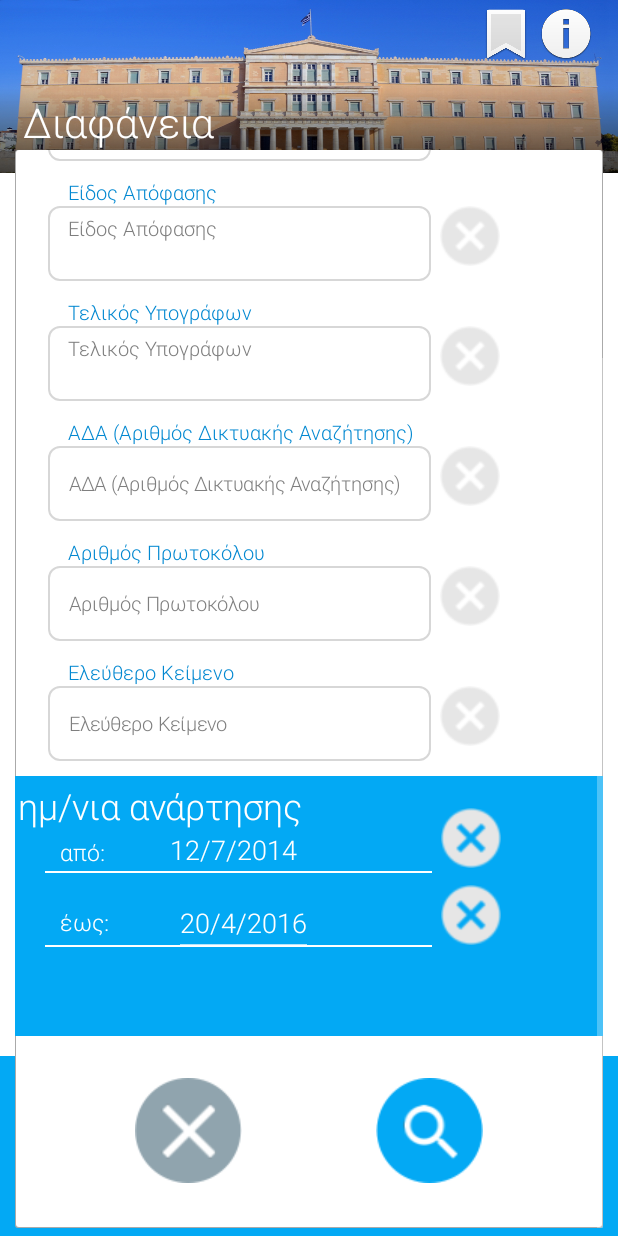
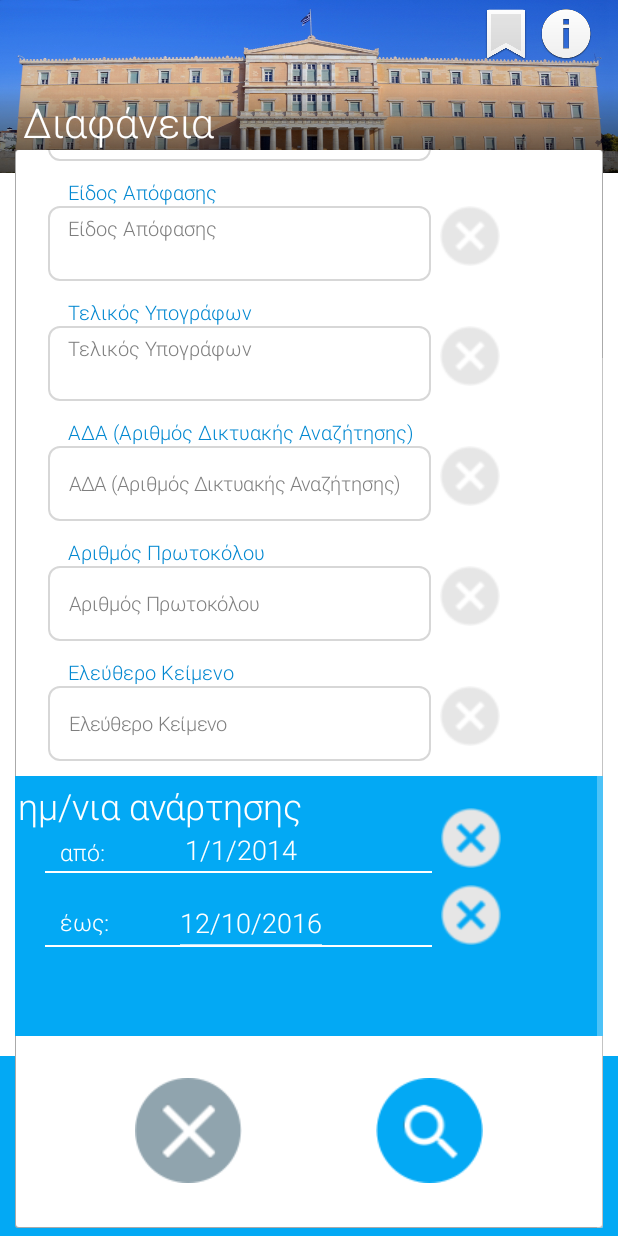
Before and after one commit to AlexAnth/Diafaneia, an Android app: the MainActivity screen opened directly, with no data from a screen before it, scrolled down 171 dp, on a phone screen of 412 x 824 dp. Run offline under Robolectric (Android 15) with nearby library versions, the phone set to English and light mode, and no system bars.

```diff
--- a/app/src/main/java/com/example/alex/diafaneia/MainActivity.java
+++ b/app/src/main/java/com/example/alex/diafaneia/MainActivity.java
@@ -3,7 +3,6 @@ package com.example.alex.diafaneia;
 import android.app.DatePickerDialog;
 import android.content.Context;
 import android.content.Intent;
-import android.content.res.AssetManager;
 import android.graphics.Color;
 import android.graphics.Typeface;
 import android.support.v7.app.AppCompatActivity;
@@ -32,10 +31,7 @@ import com.example.alex.diafaneia.Utils.Constants;
 
 import java.util.Calendar;
 import java.text.SimpleDateFormat;
-import java.util.Locale;
-
-import static android.R.attr.typeface;
-import static com.example.alex.diafaneia.R.id.view;
+import java.util.Date;
 
 
 public class MainActivity extends AppCompatActivity implements View.OnClickListener {
@@ -104,12 +100,14 @@ public class MainActivity extends AppCompatActivity implements View.OnClickListe
         findViewsById();
 
         // Date Pickers
-        dateFormatter = new SimpleDateFormat("dd-MM-yyyy");
+        dateFormatter = new SimpleDateFormat("dd/MM/yyyy");
         fromDateEtxt.setInputType(InputType.TYPE_NULL);
-
-
         toDateEtxt.setInputType(InputType.TYPE_NULL);
         setDateTimeField();
+
+        Date cDate = new Date();
+        String fDate = new SimpleDateFormat("dd/MM/yyyy").format(cDate);
+        toDateEtxt.setText(fDate);
 
 
 //        // Unfocus from Edit Texts
@@ -178,12 +176,12 @@ public class MainActivity extends AppCompatActivity implements View.OnClickListe
         if (free_Text_str != null) {
             c7.setImageResource(R.drawable.cancel_button_active);
         }
-        if (fromDate != null) {
-            c8.setImageResource(R.drawable.cancel_button_active);
-        }
-        if (toDate != null) {
-            c9.setImageResource(R.drawable.cancel_button_active);
-        }
+//        if (fromDate != null) {
+//            c8.setImageResource(R.drawable.cancel_button_active);
+//        }
+//        if (toDate != null) {
+//            c9.setImageResource(R.drawable.cancel_button_active);
+//        }
 
         c1.setOnClickListener(new View.OnClickListener() {
             @Override
@@ -293,7 +291,7 @@ public class MainActivity extends AppCompatActivity implements View.OnClickListe
             public void onClick(View v) {
                 c8.setImageResource(R.drawable.cancel_button_inactive);
                 EditText text = (EditText) findViewById(R.id.etxt_fromdate);
-                text.setText("12/7/2014");
+                text.setText("1/1/2014");
                 fromDate = null;
 
 //                InputMethodManager imm = (InputMethodManager) RL1.getContext()
@@ -409,7 +407,7 @@ public class MainActivity extends AppCompatActivity implements View.OnClickListe
                 free_Text_str = null;
                 c8.setImageResource(R.drawable.cancel_button_inactive);
                 EditText text = (EditText) findViewById(R.id.etxt_fromdate);
-                text.setText("12/7/2014");
+                text.setText("1/1/2014");
                 fromDate = null;
                 c9.setImageResource(R.drawable.cancel_button_inactive);
                 EditText text2 = (EditText) findViewById(R.id.etxt_todate);
--- a/app/src/main/res/layout/activity_main.xml
+++ b/app/src/main/res/layout/activity_main.xml
@@ -632,7 +632,7 @@
                         android:layout_height="wrap_content"
                         android:layout_weight=".5"
                         android:hint="@string/from_date"
-                        android:text="12/7/2014"
+                        android:text="1/1/2014"
                         android:layout_alignEnd="@+id/textView10"
                         android:layout_marginTop="23dp"
                         android:fontFamily="sans-serif-light"/>
--- a/app/src/main/res/layout/card_json.xml
+++ b/app/src/main/res/layout/card_json.xml
@@ -22,7 +22,6 @@
             android:id="@+id/card_text"
             android:textColor="#4A4A4A"
             android:textSize="15dp"
-            android:textStyle="italic"
             android:layout_alignParentStart="false"
             android:padding="15dp"
             android:fontFamily="sans-serif-light"/>
--- a/app/src/main/res/values/strings.xml
+++ b/app/src/main/res/values/strings.xml
@@ -1,6 +1,6 @@
 <resources>
     <string name="app_name">Διαφάνεια</string>
-    <string name="from_date">12/7/2014</string>
+    <string name="from_date">1/1/2014</string>
     <string name="to_date">20/4/2016</string>
     <string name="info">Το τηλεφωνικό κέντρο της Βουλής των Ελλήνων είναι:</string>
     <string name="telephone">Τηλ: <a href="+302103707000">+30 210 370 7000</a> </string>
@@ -9,7 +9,5 @@
     <string name="comments">Για σχόλια και παρατηρήσεις μπορείτε να\nεπικοινωνείτε με την Βουλή των Ελλήνων\nστέλνοντας e-mail στην διέυθυνση:
         <a href="infopar@parliament.gr">infopar@parliament.gr</a></string>
 
-    <!-- TODO: Remove or change this placeholder text -->
-    <string name="hello_blank_fragment">Hello blank fragment</string>
 
 </resources>
--- a/app/src/main/res/values/styles.xml
+++ b/app/src/main/res/values/styles.xml
@@ -26,4 +26,5 @@
 
 
 
+
 </resources>
```
Also changed, not shown: app/src/main/java/com/example/alex/diafaneia/ActivityTwo.java (+7 -11 lines), app/src/main/java/com/example/alex/diafaneia/Results_Activity.java (+31 -1 lines), app/src/main/res/drawable/cancel_button_active.png.
